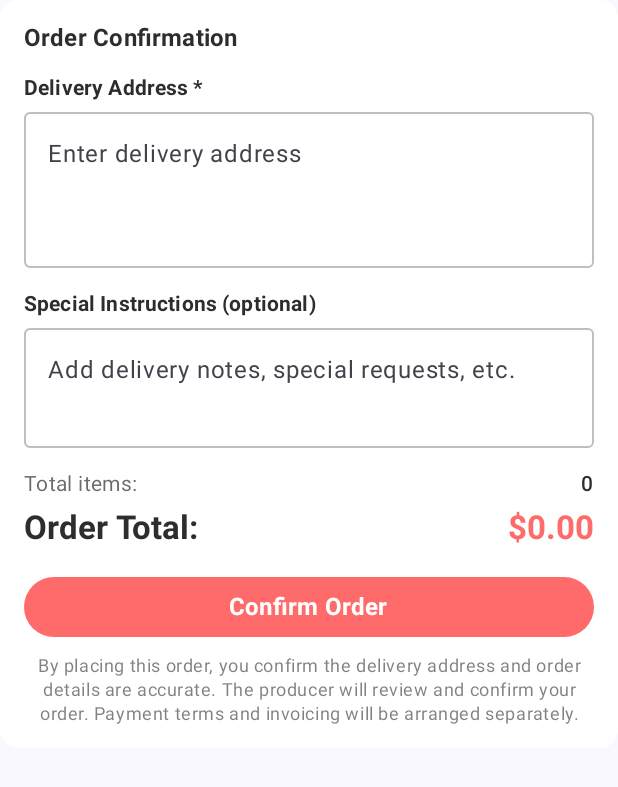
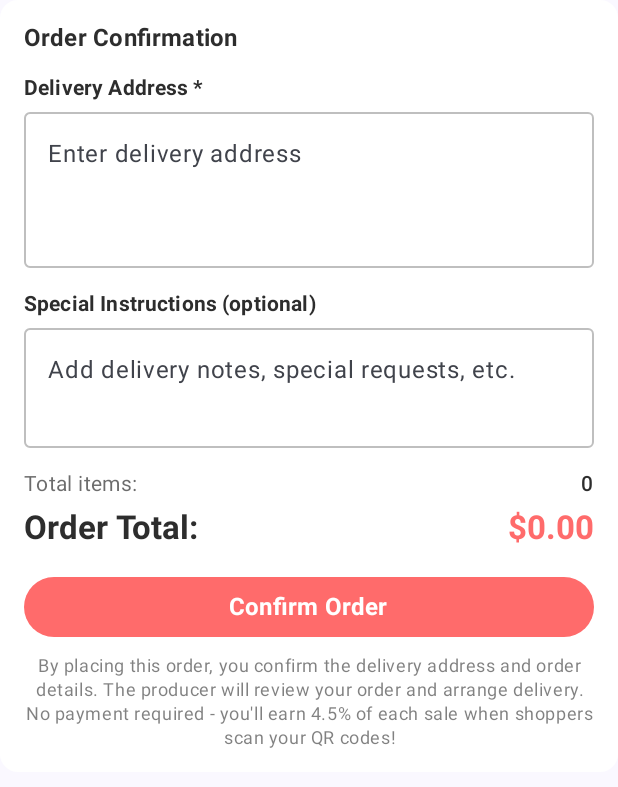
Before and after one commit to tomasronis/Indelo-Goods, an Android app built with Jetpack Compose: the composable OrderSummary called with empty values, on a phone screen of 412 x 824 dp. Shown: the top 787 px of the screen. Run offline under Robolectric (Android 15) with nearby library versions, the phone set to English and light mode, and no system bars; pictures from the network do not load; 6 statements that could not run were skipped.

Commit message:
Clarify B2B ordering business model - shops order inventory for free
Update messaging and documentation to reflect the actual business model:

Business Model Clarification:
- Shops order wholesale inventory from Producers at NO COST (consignment)
- Shops earn revenue when Shoppers scan QR codes and purchase products
- Payment split on QR code purchases: 4.5% Shop, 5.5% Indelo, 90% Producer
- Producers need bank account (Stripe Connect) + credit card for $50/month SaaS
- Shops need bank account (Stripe Connect) to receive payouts

OrderScreen Changes:
- Remove incorrect "Payment terms and invoicing will be arranged separately"
- Update messaging: "No payment required - you'll earn 4.5% of each sale
  when shoppers scan your QR codes!"
- Clarify that producer reviews order and arranges delivery

Documentation Updates (claude.md):
- Add Business Model section explaining revenue flow
- Document B2B wholesale ordering (free inventory consignment)
- Add Stripe Connect & Payments requirements section
- Remove "Invoice generation for B2B orders" from future features
- Document account setup requirements for Shops and Producers

This aligns the app with the actual consignment-based business model where
shops don't pay for inventory but earn commission on consumer sales.

```diff
--- a/app/src/main/java/com/indelo/goods/ui/shop/OrderScreen.kt
+++ b/app/src/main/java/com/indelo/goods/ui/shop/OrderScreen.kt
@@ -512,7 +512,7 @@ private fun OrderSummary(
             Spacer(modifier = Modifier.height(8.dp))
 
             Text(
-                text = "By placing this order, you confirm the delivery address and order details are accurate. The producer will review and confirm your order. Payment terms and invoicing will be arranged separately.",
+                text = "By placing this order, you confirm the delivery address and order details. The producer will review your order and arrange delivery. No payment required - you'll earn 4.5% of each sale when shoppers scan your QR codes!",
                 style = MaterialTheme.typography.bodySmall,
                 color = Charcoal.copy(alpha = 0.6f),
                 textAlign = TextAlign.Center,
```
Also changed, not shown: 1 other file.
